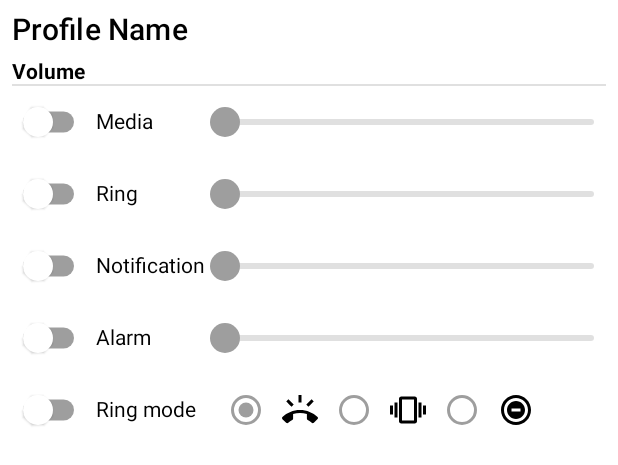
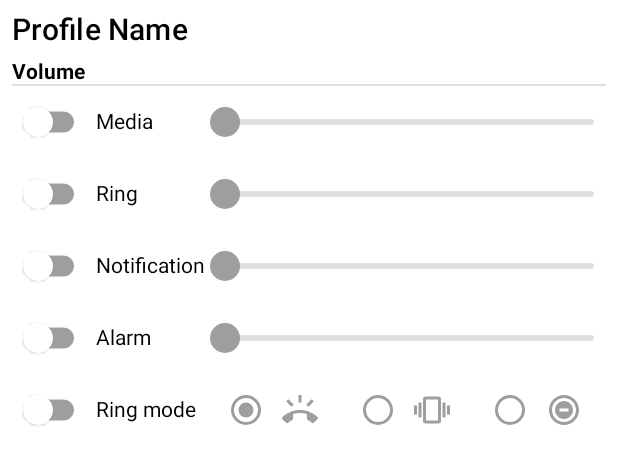
Before and after one commit to giste/Profiles, an Android app built with Jetpack Compose: the @Preview function ProfilePreview, on a phone screen of 412 x 824 dp. Shown: the top 465 px of the screen. Run offline under Robolectric (Android 15) with nearby library versions, the phone set to English and light mode, and no system bars; libraries missing offline, so code that uses them is left out: com.ramcosta.composedestinations.

Commit message:
Fine tune the ring mode preference.

```diff
--- a/app/src/main/java/org/giste/profiles/ui/ProfileScreen.kt
+++ b/app/src/main/java/org/giste/profiles/ui/ProfileScreen.kt
@@ -246,27 +246,54 @@ private fun RingModePreference(
         onOverrideClick = onOverrideClick
     ) {
         Row(
-            modifier = Modifier.selectableGroup(),
+            modifier = Modifier
+                .selectableGroup()
+                .fillMaxWidth(),
             verticalAlignment = Alignment.CenterVertically
         ) {
+            val tint = if (override) {
+                MaterialTheme.colors.primary
+            } else {
+                LocalContentColor.current.copy(alpha = ContentAlpha.disabled)
+            }
+
             RadioButton(
                 selected = value == RingModeSetting.Companion.RingMode.NORMAL,
                 onClick = { onSelectionChange(RingModeSetting.Companion.RingMode.NORMAL) },
                 enabled = override
             )
-            Icon(imageVector = Icons.Default.RingVolume, contentDescription = "")
+            Icon(
+                imageVector = Icons.Default.RingVolume,
+                contentDescription = "",
+                tint = tint
+            )
+
+            Spacer(modifier = Modifier.width(16.dp))
+
             RadioButton(
                 selected = value == RingModeSetting.Companion.RingMode.VIBRATE,
                 onClick = { onSelectionChange(RingModeSetting.Companion.RingMode.VIBRATE) },
                 enabled = override
             )
-            Icon(imageVector = Icons.Default.Vibration, contentDescription = "")
+            Icon(
+                imageVector = Icons.Default.Vibration,
+                contentDescription = "",
+                tint = tint
+            )
+
+            Spacer(modifier = Modifier.width(16.dp))
+
             RadioButton(
                 selected = value == RingModeSetting.Companion.RingMode.SILENT,
                 onClick = { onSelectionChange(RingModeSetting.Companion.RingMode.SILENT) },
                 enabled = override
             )
-            Icon(imageVector = Icons.Default.DoNotDisturbOnTotalSilence, contentDescription = "")
+            Icon(
+                imageVector = Icons.Default.DoNotDisturbOnTotalSilence,
+                contentDescription = "",
+                tint = tint
+            )
+
         }
     }
 }
```
